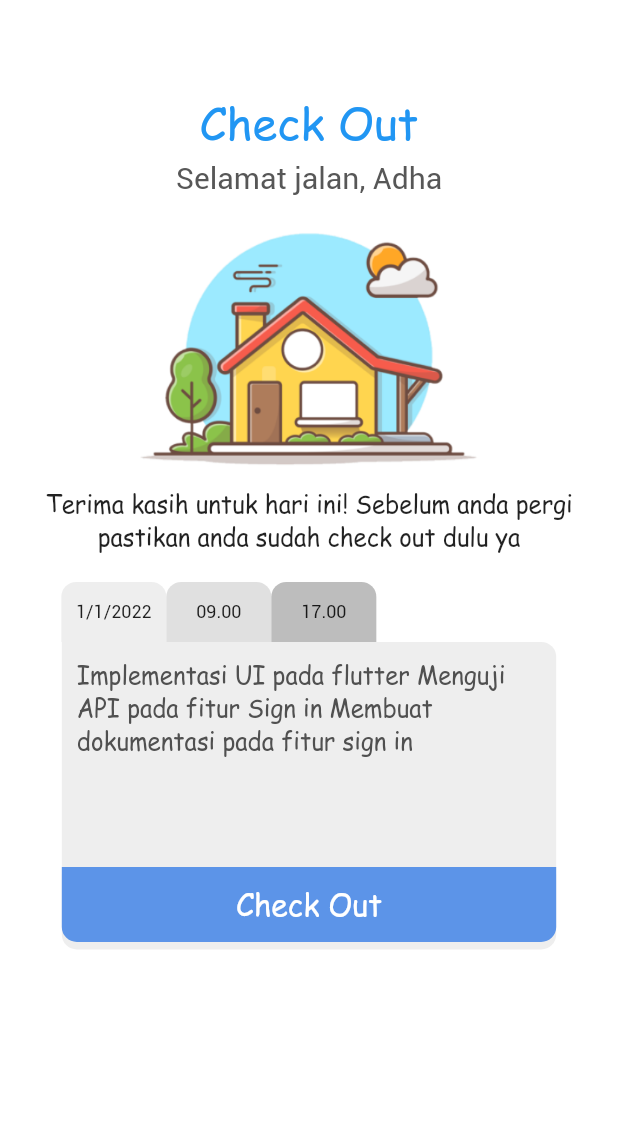
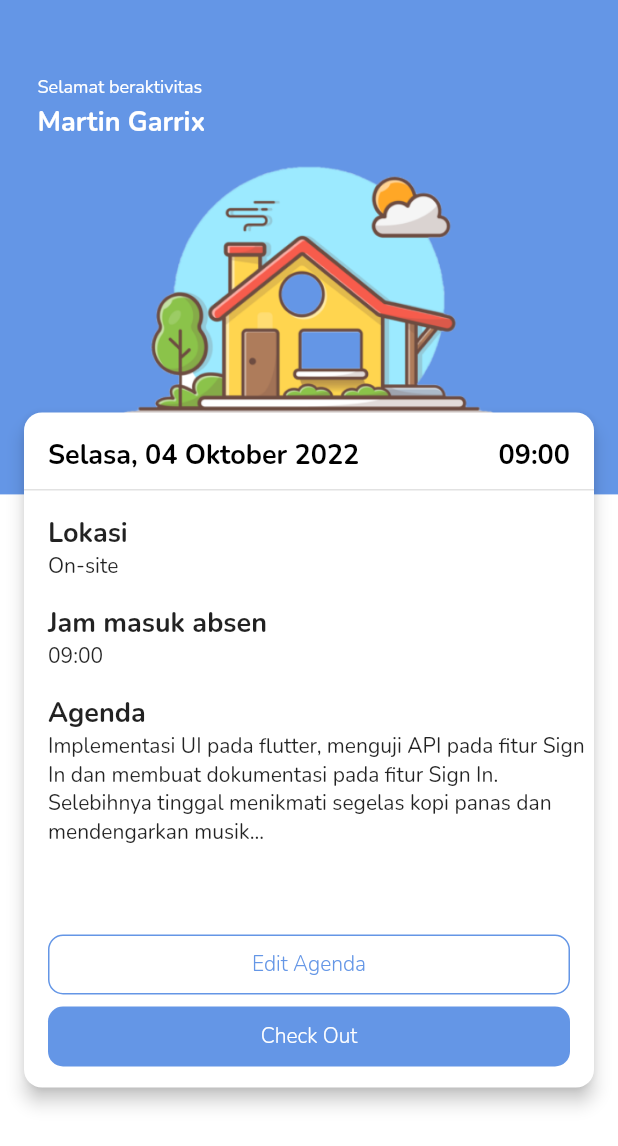
Before and after one commit to adhawiyana/Hybrid_Mobile_Presence, a Flutter app: the PageAbsence screen opened directly, on a phone screen of 412 x 824 dp. Shown: the top 1146 px of the screen. Run offline on Flutter 3.47's test engine with Material 2 defaults, Android fonts, the phone set to English and light mode, and no system bars; our stand-ins replace cached_network_image, device_info_plus, flutter_screenutil, flutter_svg, flutter_switch, get and 4 more; missing offline and left inert: device_information; accounts and stored records are empty.

Commit message:
Check out page has been changed

```diff
--- a/lib/features/absence/page_absence.dart
+++ b/lib/features/absence/page_absence.dart
@@ -1,7 +1,8 @@
+import 'package:flutter/cupertino.dart';
 import 'package:flutter/material.dart';
 import 'package:flutter/src/widgets/framework.dart';
-import 'package:flutter_screenutil/flutter_screenutil.dart';
 import 'package:get/get.dart';
+import 'package:google_fonts/google_fonts.dart';
 import 'package:tester_app/features/absence/controller_absence.dart';
 
 class PageAbsence extends GetView<ControllerAbsence>{
@@ -16,126 +17,225 @@ class PageAbsence extends GetView<ControllerAbsence>{
           await Future.delayed(const Duration(seconds: 3));
         },
         child: SingleChildScrollView(
-          child: Column(
+          child: Stack(
             children: <Widget>[
               Container(
-                alignment: Alignment.center,
-                margin: const EdgeInsets.only(top: 60),
+                width: Get.width,
+                height: Get.height * 0.4,
+                color: const Color(0xff6496E6),
+                child: Column(
+                  crossAxisAlignment: CrossAxisAlignment.start,
+                  children: <Widget>[
+                    Padding(
+                      padding: const EdgeInsets.fromLTRB(25, 50, 0, 0),
                       child: Text(
-                  'Check Out',
-                  style: TextStyle(
-                      fontSize: 30,
-                      color: Colors.blue.shade500,
-                      fontFamily: 'ComicSans'
+                        'Selamat beraktivitas',
+                        style: GoogleFonts.nunito(
+                            textStyle: const TextStyle(
+                                fontSize: 12,
+                                color: Colors.white,
+                                fontWeight: FontWeight.w400
+                            )
                         ),
                       ),
                     ),
-              Container(
-                alignment: Alignment.center,
-                margin: const EdgeInsets.only(top: 5),
-                child: const Text(
-                  'Selamat jalan, Adha',
-                  style: TextStyle(
-                      fontSize: 20,
-                      color: Color(0xff575757),
-                      fontWeight: FontWeight.w200
+                    Padding(
+                      padding: const EdgeInsets.fromLTRB(25, 3, 0, 0),
+                      child: Text(
+                        'Martin Garrix',
+                        style: GoogleFonts.nunito(
+                            textStyle: const TextStyle(
+                                fontSize: 18,
+                                color: Colors.white,
+                                fontWeight: FontWeight.bold
+                            )
                         ),
                       ),
                     ),
-              Container(
-                alignment: Alignment.center,
-                margin: const EdgeInsets.only(top: 20),
-                child: Image.asset(
-                  'assets/icons/home_icon.png',
-                  width: Get.width * 0.55,
+                    const SizedBox(height: 11),
+                    Image.asset(
+                      "assets/icons/home_icon.png",
+                      height: 180,
+                      width: Get.width,
+                    )
+                  ],
                 ),
               ),
+              Padding(
+                padding: const EdgeInsets.only(top: 275),
+                child: SizedBox(
+                  height: 450,
+                  width: Get.width,
+                  child: Card(
+                    elevation: 5,
+                    margin: const EdgeInsets.only(left: 16, right: 16),
+                    shape: RoundedRectangleBorder(
+                        borderRadius: BorderRadius.circular(12)
+                    ),
+                    color: Colors.white,
+                    child: Column(
+                      crossAxisAlignment: CrossAxisAlignment.start,
+                      children: <Widget>[
                         Container(
-                margin: const EdgeInsets.symmetric(horizontal: 30, vertical: 10),
-                child: const Text(
-                  'Terima kasih untuk hari ini! Sebelum anda pergi pastikan anda sudah check out dulu ya',
-                  textAlign: TextAlign.center,
-                  style: TextStyle(
-                    fontSize: 16,
-                    fontFamily: 'ComicSans'
+                          padding: const EdgeInsets.only(bottom: 10),
+                          decoration: BoxDecoration(
+                            border: Border(
+                                bottom: BorderSide(
+                                    color: Colors.grey.withOpacity(0.3)))
+                          ),
+                          child: Row(
+                            children: <Widget>[
+                              Padding(
+                                padding: const EdgeInsets.only(left: 16, top: 16),
+                                child: Text(
+                                  'Selasa, 04 Oktober 2022',
+                                  style: GoogleFonts.nunito(
+                                      textStyle: const TextStyle(
+                                          fontSize: 18,
+                                          color: Colors.black,
+                                          fontWeight: FontWeight.bold
+                                      )
                                   ),
                                 ),
                               ),
-              Row(
-                children: <Widget>[
-                  Container(
-                    height: 40,
-                    width: 70,
-                    alignment: Alignment.center,
-                    margin: EdgeInsets.only(left: 39.0.w, top: 10),
-                    decoration: BoxDecoration(
-                      color: Colors.grey.shade200,
-                      borderRadius: const BorderRadius.only(topRight: Radius.circular(10), topLeft: Radius.circular(10)),
+                              const Spacer(),
+                              Padding(
+                                padding: const EdgeInsets.only(right: 16, top: 16),
+                                child: Text(
+                                  '09:00',
+                                  style: GoogleFonts.nunito(
+                                      textStyle: const TextStyle(
+                                          fontSize: 18,
+                                          color: Colors.black,
+                                          fontWeight: FontWeight.bold
+                                      )
                                   ),
-                    child: const Text('1/1/2022', style: TextStyle(fontSize: 12)),
                                 ),
-                  Container(
-                    height: 40,
-                    width: 70,
-                    alignment: Alignment.center,
-                    margin: const EdgeInsets.only(top: 10),
-                    decoration: BoxDecoration(
-                      color: Colors.grey.shade300,
-                      borderRadius: const BorderRadius.only(topRight: Radius.circular(10), topLeft: Radius.circular(10)),
-                    ),
-                    child: const Text('09.00', style: TextStyle(fontSize: 12)),
-                  ),
-                  Container(
-                    height: 40,
-                    width: 70,
-                    alignment: Alignment.center,
-                    margin: const EdgeInsets.only(top: 10),
-                    decoration: BoxDecoration(
-                      color: Colors.grey.shade400,
-                      borderRadius: const BorderRadius.only(topRight: Radius.circular(10), topLeft: Radius.circular(10)),
-                    ),
-                    child: const Text('17.00', style: TextStyle(fontSize: 12)),
                               ),
                             ],
                           ),
-              Container(
-                height: 150,
-                width: Get.width * 0.8,
-                decoration: BoxDecoration(
-                  color: Colors.grey.shade200,
-                  borderRadius: const BorderRadius.only(topRight: Radius.circular(10)),
                         ),
-                padding: const EdgeInsets.only(top: 10, left: 10, right: 10),
-                child: const Text(
-                  'Implementasi UI pada flutter Menguji API pada fitur Sign in Membuat dokumentasi pada fitur sign in',
-                  style: TextStyle(
-                    fontWeight: FontWeight.w300,
-                    fontFamily: "ComicSans",
-                    color: Color(0xff505050),
-                    fontSize: 16,
+                        Padding(
+                          padding: const EdgeInsets.only(left: 16, top: 16),
+                          child: Text(
+                            'Lokasi',
+                            style: GoogleFonts.nunito(
+                                textStyle: const TextStyle(
+                                  fontSize: 18,
+                                  fontWeight: FontWeight.bold
+                              )
                             ),
                           ),
                         ),
-              GestureDetector(
-                onTap: (){},
-                child: Container(
-                  height: 50,
-                  width: Get.width * 0.8,
-                  alignment: Alignment.center,
-                  margin: const EdgeInsets.only(bottom: 20),
-                  decoration: BoxDecoration(
-                      color: const Color(0xff5C94E8),
-                      borderRadius: const BorderRadius.only(bottomRight: Radius.circular(10), bottomLeft: Radius.circular(10)),
-                      boxShadow: [
-                        BoxShadow(
-                          offset: const Offset(0, 5),
-                          color: Colors.grey.shade200,
+                        Padding(
+                          padding: const EdgeInsets.only(left: 16),
+                          child: Text(
+                            'On-site',
+                            style: GoogleFonts.nunito(
+                                textStyle: const TextStyle(
+                                  fontSize: 14,
+                                  fontWeight: FontWeight.w400
                               )
-                      ]
                             ),
-                  child: const Text(
+                          ),
+                        ),
+                        Padding(
+                          padding: const EdgeInsets.only(left: 16, top: 16),
+                          child: Text(
+                            'Jam masuk absen',
+                            style: GoogleFonts.nunito(
+                                textStyle: const TextStyle(
+                                    fontSize: 18,
+                                    fontWeight: FontWeight.bold
+                                )
+                            ),
+                          ),
+                        ),
+                        Padding(
+                          padding: const EdgeInsets.only(left: 16),
+                          child: Text(
+                            '09:00',
+                            style: GoogleFonts.nunito(
+                                textStyle: const TextStyle(
+                                    fontSize: 14,
+                                    fontWeight: FontWeight.w400
+                                )
+                            ),
+                          ),
+                        ),
+                        Padding(
+                          padding: const EdgeInsets.only(left: 16, top: 16),
+                          child: Text(
+                            'Agenda',
+                            style: GoogleFonts.nunito(
+                                textStyle: const TextStyle(
+                                    fontSize: 18,
+                                    fontWeight: FontWeight.bold
+                                )
+                            ),
+                          ),
+                        ),
+                        Padding(
+                          padding: const EdgeInsets.only(left: 16),
+                          child: Text(
+                            'Implementasi UI pada flutter, menguji API pada fitur Sign In dan membuat dokumentasi pada fitur Sign In. Selebihnya tinggal menikmati segelas kopi panas dan mendengarkan musik...',
+                            style: GoogleFonts.nunito(
+                                textStyle: const TextStyle(
+                                    fontSize: 14,
+                                    fontWeight: FontWeight.w400
+                                )
+                            ),
+                          ),
+                        ),
+                        const Spacer(),
+                        Padding(
+                          padding: const EdgeInsets.fromLTRB(16, 0, 16, 0),
+                          child: ElevatedButton(
+                              onPressed: (){},
+                              style: ElevatedButton.styleFrom(
+                                  elevation: 0,
+                                  fixedSize: Size(Get.width, 40),
+                                  backgroundColor: Colors.transparent,
+                                  foregroundColor: const Color(0xff6496E6),
+                                  shape: RoundedRectangleBorder(
+                                    side: const BorderSide(width: 1, color: Color(0xff6496E6)),
+                                    borderRadius: BorderRadius.circular(10)
+                                  )
+                              ),
+                              child: Text(
+                                  'Edit Agenda',
+                                style: GoogleFonts.nunito(
+                                    textStyle: const TextStyle(
+                                        fontWeight: FontWeight.w300
+                                    )
+                                ),
+                              )
+                          ),
+                        ),
+                        Padding(
+                          padding: const EdgeInsets.fromLTRB(16, 0, 16, 10),
+                          child: ElevatedButton(
+                              onPressed: (){},
+                              style: ElevatedButton.styleFrom(
+                                  elevation: 0,
+                                  fixedSize: Size(Get.width, 40),
+                                  backgroundColor: const Color(0xff6496E6),
+                                  shape: RoundedRectangleBorder(
+                                    borderRadius: BorderRadius.circular(10),
+                                  )
+                              ),
+                              child: Text(
                                   'Check Out',
-                    style: TextStyle(color: Colors.white, fontSize: 20, fontFamily: 'ComicSans'),
+                                style: GoogleFonts.nunito(
+                                    textStyle: const TextStyle(
+                                        fontWeight: FontWeight.w300
+                                    )
+                                ),
+                              )
+                          ),
+                        ),
+                      ],
+                    ),
                   ),
                 ),
               )
--- a/lib/features/home/page_home.dart
+++ b/lib/features/home/page_home.dart
@@ -45,7 +45,7 @@ class PageHome extends GetView<ControllerHome>{
                     Padding(
                       padding: const EdgeInsets.fromLTRB(25, 3, 0, 0),
                       child: Text(
-                        'Martin Garrix',
+                        controller.controllerGlobalUser.user.value.name ?? 'Username',
                         style: GoogleFonts.nunito(
                             textStyle: const TextStyle(
                                 fontSize: 18,
```
Lines whose indentation alone changed are shown as unchanged.
